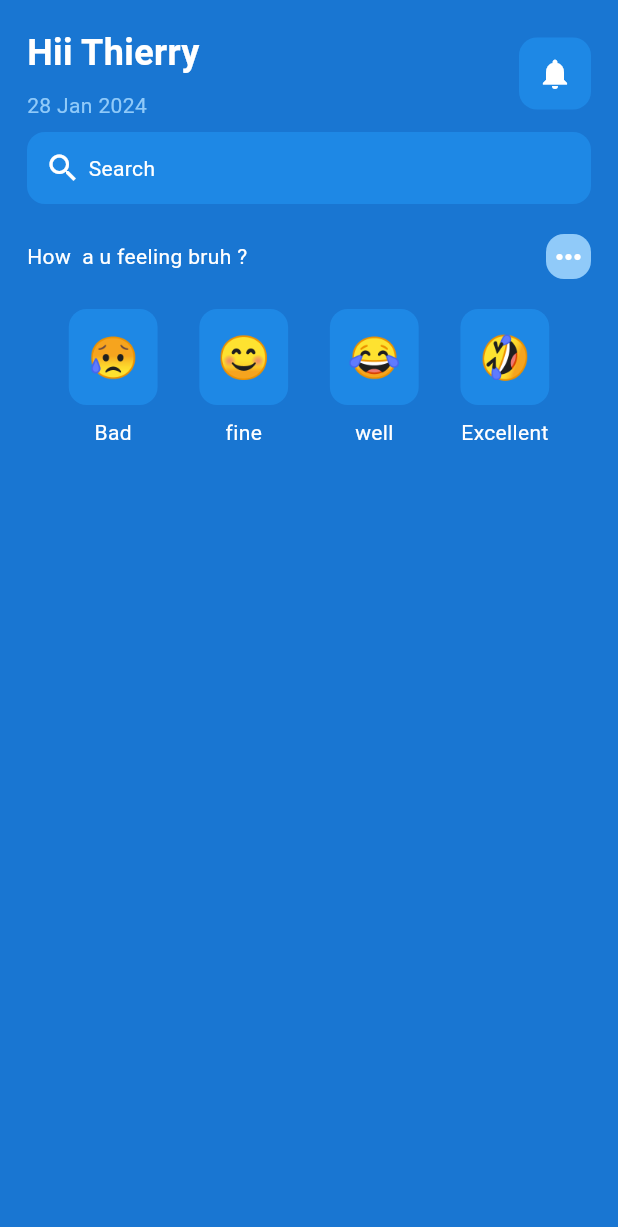
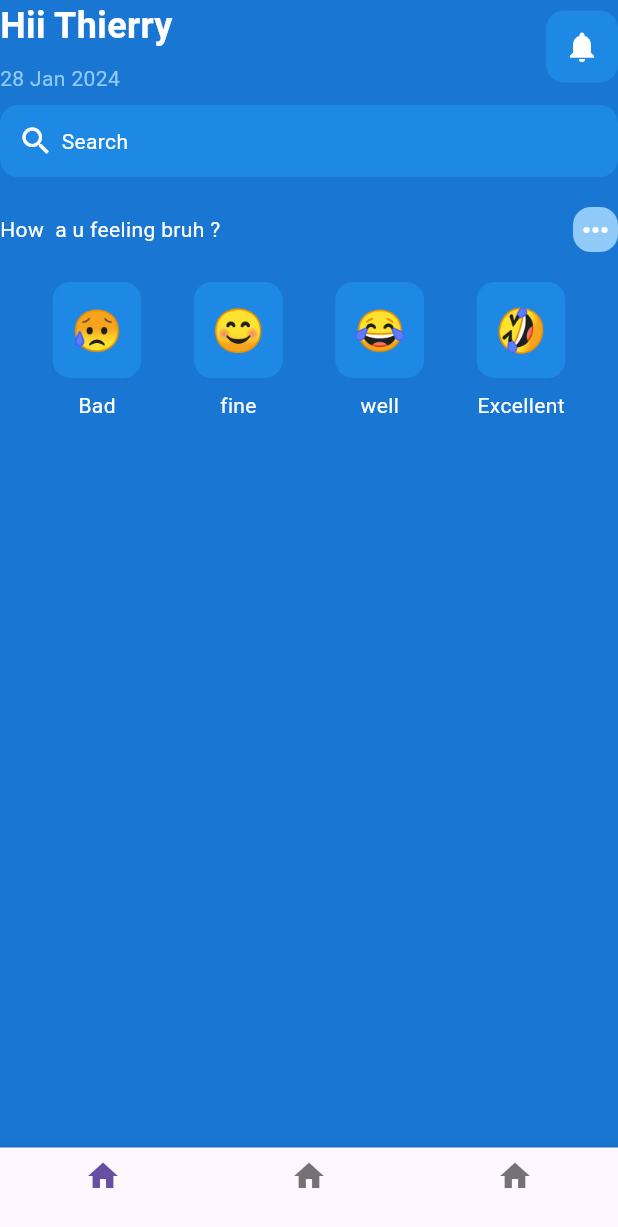
Before and after one commit to thierryrudaseswa/DRIBBLE-CLONE-APP, a Flutter app: the screen it shows after launch, on a phone screen of 412 x 824 dp. Shown: the top 1227 px of the screen. Run offline on Flutter 3.47's test engine with Material 3 defaults, Android fonts, the phone set to English and light mode, and no system bars.

Commit message:
The dribble clone app for fighting against depression

```diff
--- a/lib/Pages/Home_Page.dart
+++ b/lib/Pages/Home_Page.dart
@@ -14,9 +14,13 @@ class _HomePageState extends State<HomePage> {
   Widget build(BuildContext context) {
     return Scaffold(
       backgroundColor: Colors.blue[700],
+      bottomNavigationBar: BottomNavigationBar(items: [
+        BottomNavigationBarItem(icon: Icon(Icons.home),label: ''),
+         BottomNavigationBarItem(icon: Icon(Icons.home),label: ''),
+          BottomNavigationBarItem(icon: Icon(Icons.home),label: ''),
+      ],),
+
       body: SafeArea(
-        child: Padding(
-          padding: const EdgeInsets.all(18.0),
         child: Column(children: [
 
           //greating
@@ -197,10 +201,10 @@ class _HomePageState extends State<HomePage> {
 
 
 
-          ]),
 
 
-        ),
+
+        ]),
       ),
     );
   }
```
Lines whose indentation alone changed are shown as unchanged.
